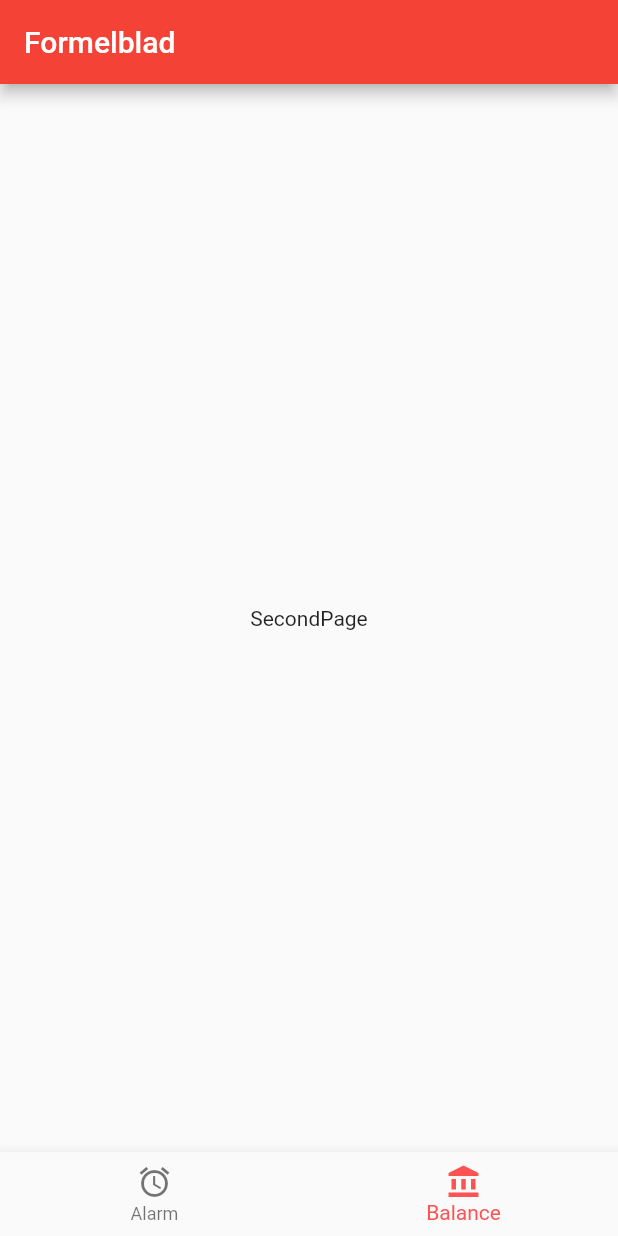
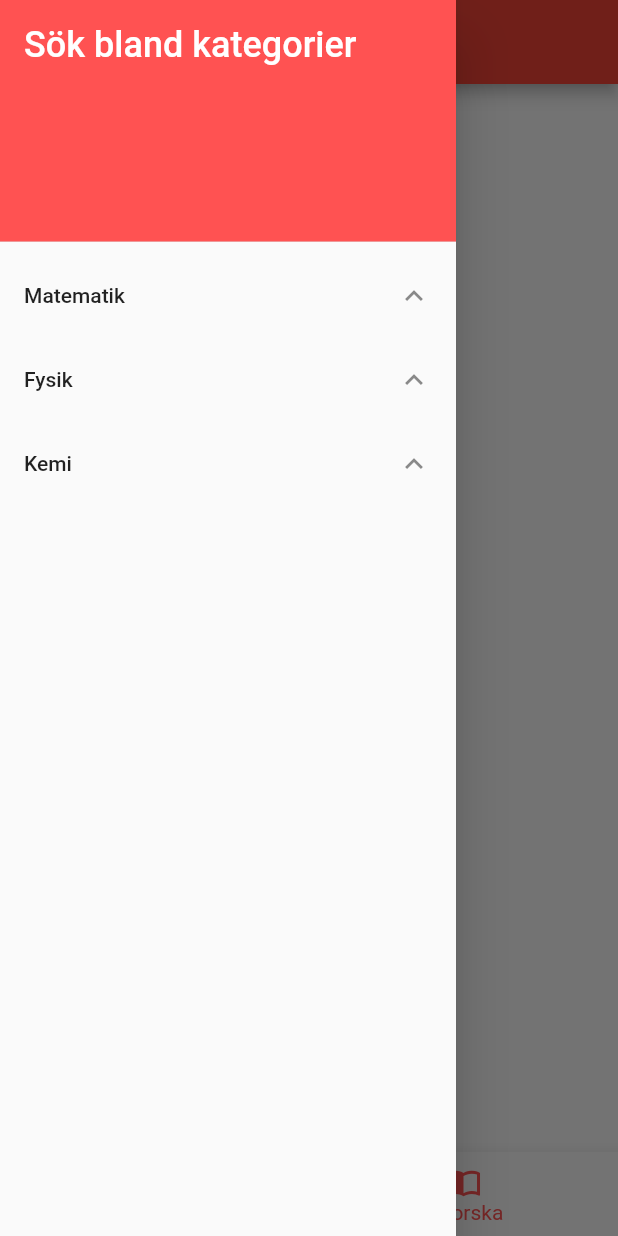
Before and after one commit to Enayaaa/formelblad, a Flutter app: the screen it shows after launch, item 2 of the bottom bar chosen, with the side drawer open (before the commit the screen has no drawer), on a phone screen of 412 x 824 dp. Run offline on Flutter 3.47's test engine with Material 2 defaults, Android fonts, the phone set to English and light mode, and no system bars.

Commit message:
added drawer

```diff
--- a/formelblad_app/lib/homepage.dart
+++ b/formelblad_app/lib/homepage.dart
@@ -7,15 +7,47 @@ class HomePage extends StatefulWidget {
 }
 
 class _HomePageState extends State<HomePage> {
+  // Methods for bottomnavigation
   int _selectedIndex = 0;
 
-  List<Widget> _bottomNavOptions = <Widget>[HomePageCont(), SecondPage()];
+  List<Widget> _bottomNavOptions = <Widget>[Utforska(), Samlingar()];
 
   void _onBottomItemTapped(int index) {
     setState(() {
       _selectedIndex = index;
     });
   }
+
+  // Methods for Drawer
+  List<Widget> _kategorier = <Widget>[
+    DrawerHeader(
+      decoration: BoxDecoration(
+        color: Colors.redAccent,
+      ),
+      child: Text(
+        'Sök bland kategorier',
+        style: TextStyle(
+          color: Colors.white,
+          fontSize: 24,
+        ),
+      ),
+    ),
+    ListTile(
+      title: Text("Matematik"),
+      trailing: Icon(Icons.keyboard_arrow_up),
+      onTap: () {},
+    ),
+    ListTile(
+      title: Text("Fysik"),
+      trailing: Icon(Icons.keyboard_arrow_up),
+      onTap: () {},
+    ),
+    ListTile(
+      title: Text("Kemi"),
+      trailing: Icon(Icons.keyboard_arrow_up),
+      onTap: () {},
+    )
+  ];
 
   @override
   Widget build(BuildContext context) {
@@ -24,12 +56,15 @@ class _HomePageState extends State<HomePage> {
         title: Text("Formelblad"),
       ),
       body: Center(child: _bottomNavOptions.elementAt(_selectedIndex)),
+      drawer: Drawer(
+        child: ListView(children: _kategorier),
+      ),
       bottomNavigationBar: BottomNavigationBar(
         items: const <BottomNavigationBarItem>[
           BottomNavigationBarItem(
-              icon: Icon(Icons.access_alarm), title: Text("Alarm")),
+              icon: Icon(Icons.class_), title: Text("Samlingar")),
           BottomNavigationBarItem(
-              icon: Icon(Icons.account_balance), title: Text("Balance"))
+              icon: Icon(Icons.import_contacts), title: Text("Utforska"))
         ],
         currentIndex: _selectedIndex,
         selectedItemColor: Colors.redAccent,
@@ -39,12 +74,12 @@ class _HomePageState extends State<HomePage> {
   }
 }
 
-class SecondPage extends StatefulWidget {
+class Utforska extends StatefulWidget {
   @override
-  _SecondPageState createState() => _SecondPageState();
+  _UtforskaState createState() => _UtforskaState();
 }
 
-class _SecondPageState extends State<SecondPage> {
+class _UtforskaState extends State<Utforska> {
   @override
   Widget build(BuildContext context) {
     return Container(
@@ -53,7 +88,7 @@ class _SecondPageState extends State<SecondPage> {
   }
 }
 
-class HomePageCont extends StatelessWidget {
+class Samlingar extends StatelessWidget {
   @override
   Widget build(BuildContext context) {
     return Column(
```
